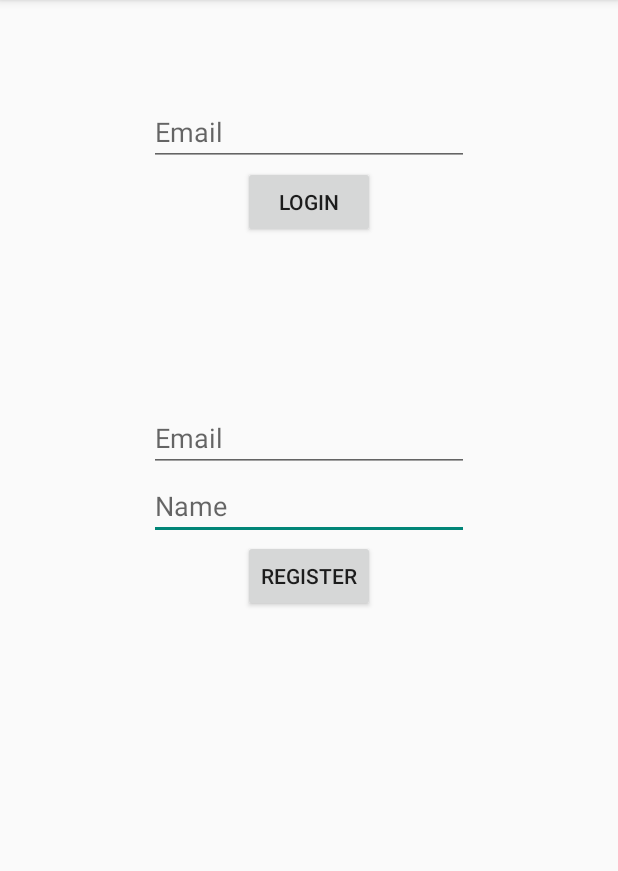
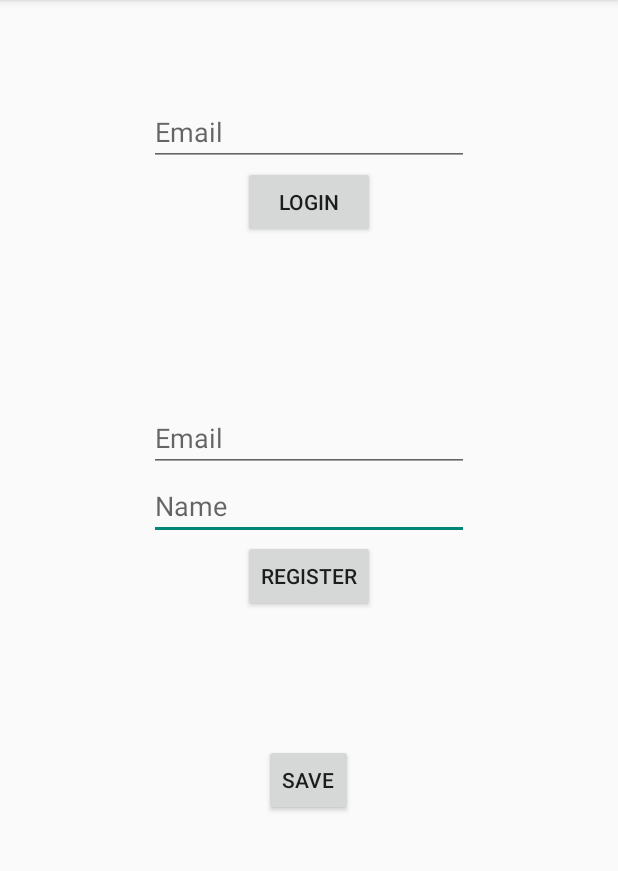
Before and after one commit to diogoleitao/airdesk, an Android app: the screen it shows after launch (MainActivity), after a tap on "LOGIN", on a phone screen of 412 x 824 dp, the part 84-955 px from its top. Run offline under Robolectric (Android 15) with nearby library versions, the phone set to English and light mode, and no system bars.

Commit message:
persistence implemented

```diff
--- a/app/src/main/java/pt/utl/ist/cmov/airdesk/activities/MainActivity.java
+++ b/app/src/main/java/pt/utl/ist/cmov/airdesk/activities/MainActivity.java
@@ -6,7 +6,6 @@ import android.content.SharedPreferences;
 import android.support.v7.app.ActionBarActivity;
 import android.os.Bundle;
 import android.view.Menu;
-import android.view.MenuItem;
 import android.view.View;
 import android.widget.EditText;
 import android.widget.Toast;
@@ -22,6 +21,11 @@ public class MainActivity extends ActionBarActivity {
     String registerEmail;
 
     @Override
+    protected void onPause() {
+        AirdeskManager.getInstance(getApplicationContext()).saveAppState(getApplicationContext()); super.onPause();
+    }
+
+    @Override
     protected void onCreate(Bundle savedInstanceState) {
         super.onCreate(savedInstanceState);
         setContentView(R.layout.activity_main);
@@ -29,7 +33,7 @@ public class MainActivity extends ActionBarActivity {
         SharedPreferences prefs = this.getSharedPreferences(
                 "pt.utl.ist.cmov.airdesk", Context.MODE_PRIVATE);
 
-        AirdeskManager.getInstance();
+        AirdeskManager.getInstance(getApplicationContext());
     }
 
     @Override
@@ -69,13 +73,14 @@ public class MainActivity extends ActionBarActivity {
         }
 
         try {
-            AirdeskManager.getInstance().registerUser( name, registerEmail);
+            AirdeskManager.getInstance(getApplicationContext()).registerUser( name, registerEmail);
         } catch (UserAlreadyExistsException e) {
             text = "User Already Exists!";
             toast= Toast.makeText(context, text, duration);
             toast.show();
             return;
         }
+
         Intent intent = new Intent(this, ListWorkspaces.class);
         startActivity(intent);
     }
@@ -84,7 +89,7 @@ public class MainActivity extends ActionBarActivity {
         EditText emailView = (EditText) findViewById(R.id.emailEditText);
         email = emailView.getText().toString();
 
-       if(! AirdeskManager.getInstance().login(email)) {
+       if(! AirdeskManager.getInstance(getApplicationContext()).login(email)) {
             Context context = getApplicationContext();
             int duration = Toast.LENGTH_SHORT;
             CharSequence text = "Login failed. Please register.";
@@ -96,4 +101,8 @@ public class MainActivity extends ActionBarActivity {
         Intent intent = new Intent(this, ListWorkspaces.class);
         startActivity(intent);
     }
+
+    public void save(View v){
+        AirdeskManager.getInstance(getApplicationContext()).saveAppState(getApplicationContext());
+    }
 }
--- a/app/src/main/java/pt/utl/ist/cmov/airdesk/domain/File.java
+++ b/app/src/main/java/pt/utl/ist/cmov/airdesk/domain/File.java
@@ -1,9 +1,11 @@
 package pt.utl.ist.cmov.airdesk.domain;
+
+import java.io.Serializable;
 
 /**
  * Created by Diogo on 25/03/2015.
  */
-public class File {
+public class File implements Serializable {
 
 	/**
 	 * The name of the file
--- a/app/src/main/java/pt/utl/ist/cmov/airdesk/domain/Privileges.java
+++ b/app/src/main/java/pt/utl/ist/cmov/airdesk/domain/Privileges.java
@@ -1,6 +1,8 @@
 package pt.utl.ist.cmov.airdesk.domain;
 
-public class Privileges {
+import java.io.Serializable;
+
+public class Privileges implements Serializable {
 
 	/**
 	 * True if a user can read a file; false otherwise
--- a/app/src/main/java/pt/utl/ist/cmov/airdesk/domain/User.java
+++ b/app/src/main/java/pt/utl/ist/cmov/airdesk/domain/User.java
@@ -1,5 +1,6 @@
 package pt.utl.ist.cmov.airdesk.domain;
 
+import java.io.Serializable;
 import java.util.ArrayList;
 import java.util.HashMap;
 
@@ -8,7 +9,7 @@ import pt.utl.ist.cmov.airdesk.domain.exceptions.UserDoesNotHavePermissionsToCre
 import pt.utl.ist.cmov.airdesk.domain.exceptions.UserDoesNotHavePermissionsToDeleteFileException;
 import pt.utl.ist.cmov.airdesk.domain.exceptions.UserDoesNotHavePermissionsToDeleteWorkspaceException;
 
-public class User {
+public class User implements Serializable{
 
 	/**
 	 * The user's name
--- a/app/src/main/java/pt/utl/ist/cmov/airdesk/domain/Workspace.java
+++ b/app/src/main/java/pt/utl/ist/cmov/airdesk/domain/Workspace.java
@@ -1,12 +1,13 @@
 package pt.utl.ist.cmov.airdesk.domain;
 
+import java.io.Serializable;
 import java.util.ArrayList;
 import java.util.HashMap;
 
 import pt.utl.ist.cmov.airdesk.domain.exceptions.TopicAlreadyAddedException;
 import pt.utl.ist.cmov.airdesk.domain.exceptions.WorkspaceQuotaReachedException;
 
-public class Workspace {
+public class Workspace implements Serializable {
 	/**
 	 * The maximum size of the workspace (in kB)
 	 */
--- a/app/src/main/res/layout/activity_main.xml
+++ b/app/src/main/res/layout/activity_main.xml
@@ -56,4 +56,15 @@
         android:layout_alignLeft="@+id/nameEditText"
         android:layout_alignStart="@+id/nameEditText" />
 
+    <Button
+        style="?android:attr/buttonStyleSmall"
+        android:layout_width="wrap_content"
+        android:layout_height="wrap_content"
+        android:text="save"
+        android:id="@+id/bt_save"
+        android:layout_below="@+id/bt_register"
+        android:layout_centerHorizontal="true"
+        android:layout_marginTop="88dp"
+        android:onClick="save" />
+
 </RelativeLayout>
```
Also changed, not shown: app/src/main/java/pt/utl/ist/cmov/airdesk/activities/EditFile.java (+7 -3 lines), app/src/main/java/pt/utl/ist/cmov/airdesk/activities/ListFiles.java (+9 -9 lines), app/src/main/java/pt/utl/ist/cmov/airdesk/activities/ListWorkspaces.java (+8 -9 lines), app/src/main/java/pt/utl/ist/cmov/airdesk/activities/UserPrivileges.java (+10 -8 lines), app/src/main/java/pt/utl/ist/cmov/airdesk/activities/workspaceSettings.java (+34 -8 lines), app/src/main/java/pt/utl/ist/cmov/airdesk/domain/AirdeskManager.java (+61 -5 lines), app/src/main/res/layout/activity_workspace_settings.xml (+20 -11 lines).
